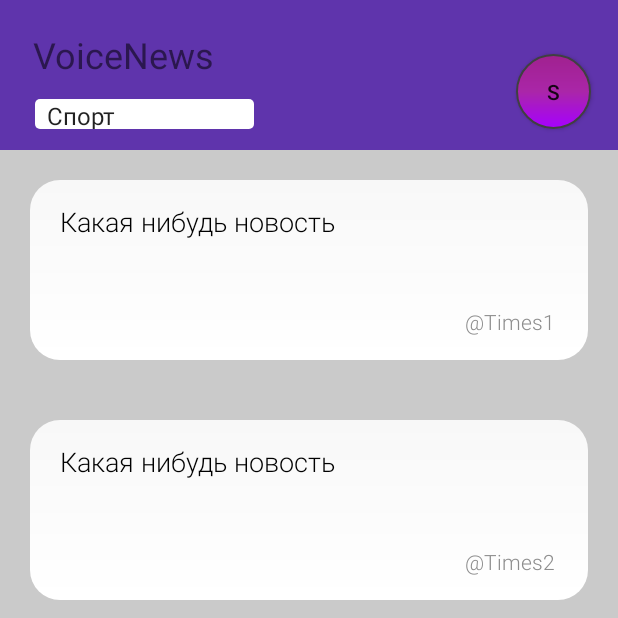
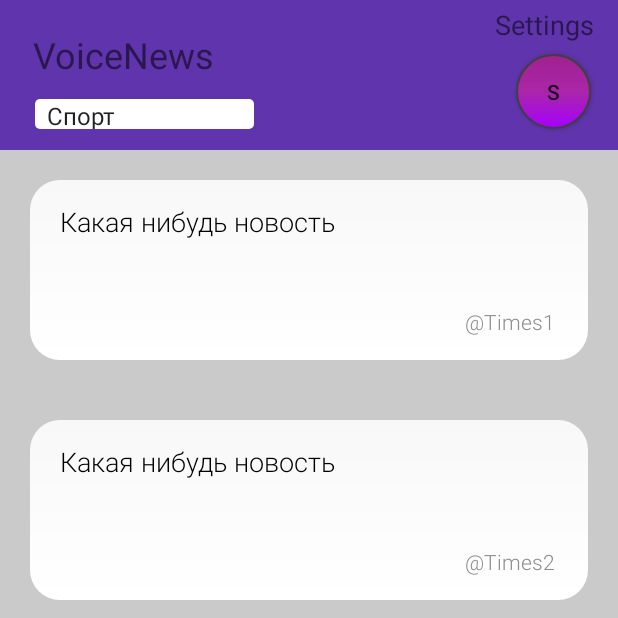
Before and after one commit to dihindee/FirstLineHackaton, an Android app: the screen it shows after launch (MainActivity), on a phone screen of 412 x 824 dp, the top half of it. Run offline under Robolectric (Android 15) with nearby library versions, the phone set to English and light mode, and no system bars.

Commit message:
add other windows

```diff
--- a/android-app/app/build.gradle
+++ b/android-app/app/build.gradle
@@ -23,6 +23,9 @@ dependencies {
     implementation fileTree(dir: 'libs', include: ['*.jar'])
     implementation 'androidx.appcompat:appcompat:1.0.2'
     implementation 'androidx.constraintlayout:constraintlayout:1.1.3'
+    implementation 'com.android.support:appcompat-v7:29.+'
+    implementation 'com.android.support.constraint:constraint-layout:1.1.3'
+    implementation 'com.android.support:design:29.+'
     testImplementation 'junit:junit:4.12'
     androidTestImplementation 'androidx.test.ext:junit:1.1.0'
     androidTestImplementation 'androidx.test.espresso:espresso-core:3.1.1'
--- a/android-app/app/src/main/res/layout/activity_main.xml
+++ b/android-app/app/src/main/res/layout/activity_main.xml
@@ -61,6 +61,25 @@
             android:gravity="center"
             android:text="@string/button_voice" />
 
+        <androidx.constraintlayout.widget.ConstraintLayout
+            android:layout_width="match_parent"
+            android:layout_height="match_parent">
+
+            <TextView
+                android:id="@+id/settings"
+                android:layout_width="wrap_content"
+                android:layout_height="wrap_content"
+                android:layout_marginTop="4dp"
+                android:layout_marginEnd="16dp"
+                android:layout_marginRight="16dp"
+                android:text="Settings"
+                android:textSize="18dp"
+                android:clickable="true"
+                android:onClick="setting_action"
+                app:layout_constraintEnd_toEndOf="parent"
+                app:layout_constraintTop_toTopOf="parent" />
+        </androidx.constraintlayout.widget.ConstraintLayout>
+
     </RelativeLayout>
 
     <ScrollView
@@ -89,6 +108,8 @@
                 android:layout_marginEnd="20dp"
                 android:layout_marginRight="10dp"
                 android:layout_marginBottom="20dp"
+                android:clickable="true"
+                android:onClick="perform_action"
                 android:background="@drawable/main_eachlot_news"
                 android:padding="10dp">
 
@@ -130,6 +151,8 @@
                 android:layout_marginEnd="20dp"
                 android:layout_marginRight="10dp"
                 android:layout_marginBottom="20dp"
+                android:clickable="true"
+                android:onClick="perform_action"
                 android:background="@drawable/main_eachlot_news"
                 android:padding="10dp">
 
@@ -171,6 +194,8 @@
                 android:layout_marginEnd="20dp"
                 android:layout_marginRight="10dp"
                 android:layout_marginBottom="20dp"
+                android:clickable="true"
+                android:onClick="perform_action"
                 android:background="@drawable/main_eachlot_news"
                 android:padding="10dp">
 
@@ -212,6 +237,8 @@
                 android:layout_marginEnd="20dp"
                 android:layout_marginRight="10dp"
                 android:layout_marginBottom="20dp"
+                android:clickable="true"
+                android:onClick="perform_action"
                 android:background="@drawable/main_eachlot_news"
                 android:padding="10dp">
 
@@ -253,6 +280,8 @@
                 android:layout_marginEnd="20dp"
                 android:layout_marginRight="10dp"
                 android:layout_marginBottom="20dp"
+                android:clickable="true"
+                android:onClick="perform_action"
                 android:background="@drawable/main_eachlot_news"
                 android:padding="10dp">
 
@@ -294,6 +323,8 @@
                 android:layout_marginEnd="20dp"
                 android:layout_marginRight="10dp"
                 android:layout_marginBottom="20dp"
+                android:clickable="true"
+                android:onClick="perform_action"
                 android:background="@drawable/main_eachlot_news"
                 android:padding="10dp">
 
@@ -335,6 +366,8 @@
                 android:layout_marginEnd="20dp"
                 android:layout_marginRight="10dp"
                 android:layout_marginBottom="20dp"
+                android:clickable="true"
+                android:onClick="perform_action"
                 android:background="@drawable/main_eachlot_news"
                 android:padding="10dp">
 
@@ -376,6 +409,8 @@
                 android:layout_marginEnd="20dp"
                 android:layout_marginRight="10dp"
                 android:layout_marginBottom="20dp"
+                android:clickable="true"
+                android:onClick="perform_action"
                 android:background="@drawable/main_eachlot_news"
                 android:padding="10dp">
 
@@ -417,6 +452,8 @@
                 android:layout_marginEnd="20dp"
                 android:layout_marginRight="10dp"
                 android:layout_marginBottom="20dp"
+                android:clickable="true"
+                android:onClick="perform_action"
                 android:background="@drawable/main_eachlot_news"
                 android:padding="10dp">
 
@@ -458,6 +495,8 @@
                 android:layout_marginEnd="20dp"
                 android:layout_marginRight="10dp"
                 android:layout_marginBottom="20dp"
+                android:clickable="true"
+                android:onClick="perform_action"
                 android:background="@drawable/main_eachlot_news"
                 android:padding="10dp">
 
--- /dev/null
+++ b/android-app/app/src/main/res/values/dimens.xml
@@ -0,0 +1,3 @@
+<resources>
+    <dimen name="fab_margin">16dp</dimen>
+</resources>
--- a/android-app/app/src/main/res/values/styles.xml
+++ b/android-app/app/src/main/res/values/styles.xml
@@ -1,4 +1,8 @@
 <resources>
+    <style name="AppTheme.NoActionBar">
+        <item name="windowActionBar">false</item>
+        <item name="windowNoTitle">true</item>
+    </style>
 
     <!-- Base application theme. -->
     <style name="AppTheme" parent="Theme.AppCompat.Light.DarkActionBar">
@@ -8,4 +12,9 @@
         <item name="colorAccent">@color/colorAccent</item>
     </style>
 
+
+    <style name="AppTheme.AppBarOverlay" parent="ThemeOverlay.AppCompat.Dark.ActionBar" />
+
+    <style name="AppTheme.PopupOverlay" parent="ThemeOverlay.AppCompat.Light" />
+
 </resources>
```
Also changed, not shown: android-app/app/src/main/AndroidManifest.xml (+20 -0 lines), android-app/app/src/main/java/com/hakaton/voicenews/MainActivity.java (+21 -1 lines), android-app/app/src/main/java/com/hakaton/voicenews/article.java (added, +33 -0 lines), android-app/app/src/main/java/com/hakaton/voicenews/settings.java (added, +57 -0 lines), android-app/app/src/main/res/layout/activity_article.xml (added, +60 -0 lines), android-app/app/src/main/res/layout/activity_settings.xml (added, +62 -0 lines), android-app/app/src/main/res/layout/content_article.xml (added, +11 -0 lines), android-app/app/src/main/res/layout/content_settings.xml (added, +9 -0 lines), android-app/app/src/main/res/values/strings.xml (+3 -4 lines), android-app/app/gradle/wrapper/gradle-wrapper.properties (added), 5 other files.
